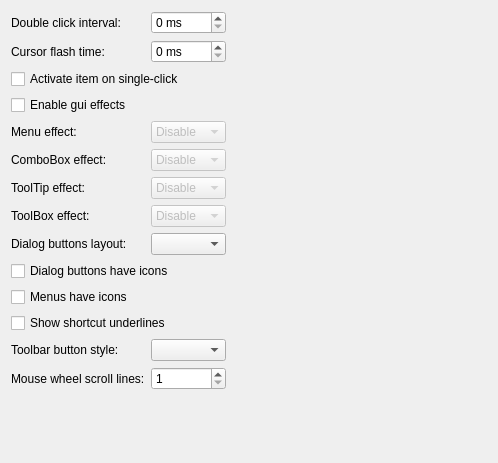
The window that src/qt5ct/interfacepage.ui (desktop-app/qt5ct) describes before a commit, drawn with Qt 5.
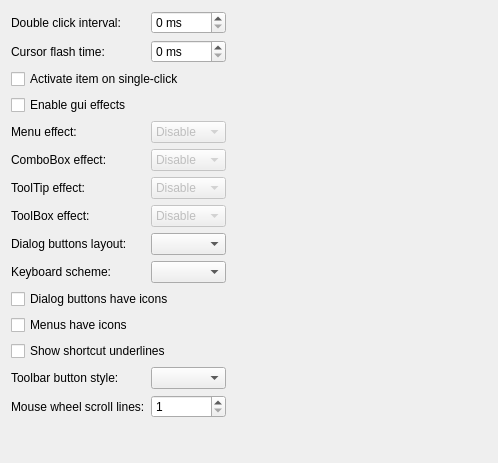
The same window after the commit.

Commit message: added keyboard scheme option (Nikolay Korotkiy)

What changed in the file:
```diff
--- a/src/qt5ct/interfacepage.ui
+++ b/src/qt5ct/interfacepage.ui
@@ -186,14 +186,24 @@
      <item row="8" column="1">
       <widget class="QComboBox" name="buttonLayoutComboBox"/>
      </item>
-     <item row="10" column="0" colspan="2">
+     <item row="9" column="0">
+      <widget class="QLabel" name="label_10">
+       <property name="text">
+        <string>Keyboard scheme:</string>
+       </property>
+      </widget>
+     </item>
+     <item row="9" column="1">
+      <widget class="QComboBox" name="keyboardSchemeComboBox"/>
+     </item>
+     <item row="11" column="0" colspan="2">
       <widget class="QCheckBox" name="menuIconsCheckBox">
        <property name="text">
         <string>Menus have icons</string>
        </property>
       </widget>
      </item>
-     <item row="9" column="0" colspan="2">
+     <item row="10" column="0" colspan="2">
       <widget class="QCheckBox" name="dialogIconsCheckBox">
        <property name="text">
         <string>Dialog buttons have icons</string>
@@ -213,24 +223,24 @@
        </property>
       </widget>
      </item>
-     <item row="12" column="0">
+     <item row="13" column="0">
       <widget class="QLabel" name="label_8">
        <property name="text">
         <string>Toolbar button style:</string>
        </property>
       </widget>
      </item>
-     <item row="12" column="1">
+     <item row="13" column="1">
       <widget class="QComboBox" name="toolButtonStyleComboBox"/>
      </item>
-     <item row="13" column="0">
+     <item row="14" column="0">
       <widget class="QLabel" name="label_9">
        <property name="text">
         <string>Mouse wheel scroll lines:</string>
        </property>
       </widget>
      </item>
-     <item row="13" column="1">
+     <item row="14" column="1">
       <widget class="QSpinBox" name="wheelScrollLinesSpinBox">
        <property name="minimum">
         <number>1</number>
@@ -240,7 +250,7 @@
        </property>
       </widget>
      </item>
-     <item row="11" column="0" colspan="2">
+     <item row="12" column="0" colspan="2">
       <widget class="QCheckBox" name="shortcutUnderlineCheckBox">
        <property name="text">
         <string>Show shortcut underlines</string>
```
The commit also changes 3 other files.
